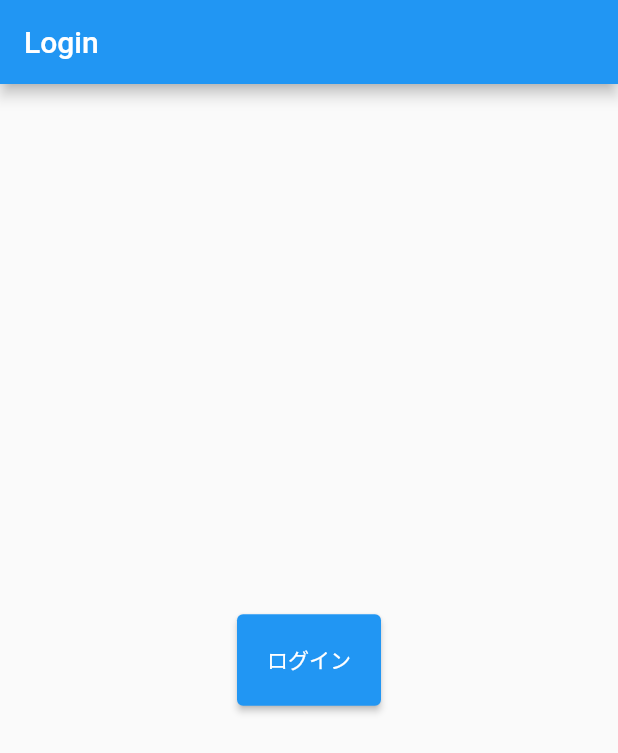
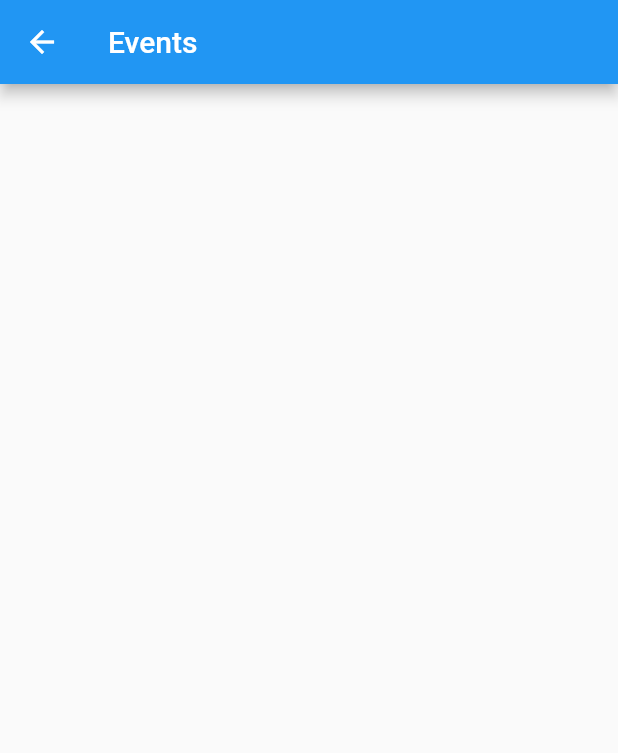
Before and after one commit to yotubarail/flutter_alpha, a Flutter app: the screen it shows after launch, after a tap on "ログイン", on a phone screen of 412 x 824 dp. Shown: the top 753 px of the screen. Run offline on Flutter 3.47's test engine with Material 2 defaults, Android fonts, the phone set to English and light mode, and no system bars.

Commit message:
画面遷移実装

```diff
--- a/lib/main.dart
+++ b/lib/main.dart
@@ -11,7 +11,8 @@ class MyApp extends StatelessWidget {
       title: 'Navigation with Routes',
       initialRoute: '/login',
       routes: {
-        '/login': (_) => const Login(),
+        '/login': (context) => const Login(),
+        '/events': (context) => const Events(),
       },
     );
   }
@@ -20,6 +21,7 @@ class MyApp extends StatelessWidget {
 // ログインClass
 class Login extends StatefulWidget {
   const Login({Key? key}) : super(key: key);
+
   @override
   _LoginState createState() => _LoginState();
 }
@@ -37,7 +39,9 @@ class _LoginState extends State<Login> {
           mainAxisSize: MainAxisSize.min,
           children: [
             ElevatedButton(
-              onPressed: () {},
+              onPressed: () {
+                Navigator.of(context).pushNamed('/events');
+              },
               style: ButtonStyle(
                 padding: MaterialStateProperty.all(
                   const EdgeInsets.all(20),
@@ -51,3 +55,21 @@ class _LoginState extends State<Login> {
     );
   }
 }
+
+class Events extends StatefulWidget {
+  const Events({Key? key}) : super(key: key);
+
+  @override
+  _EventsState createState() => _EventsState();
+}
+
+class _EventsState extends State<Events> {
+  @override
+  Widget build(BuildContext context) {
+    return Scaffold(
+      appBar: AppBar(
+        title: const Text('Events'),
+      ),
+    );
+  }
+}
```
